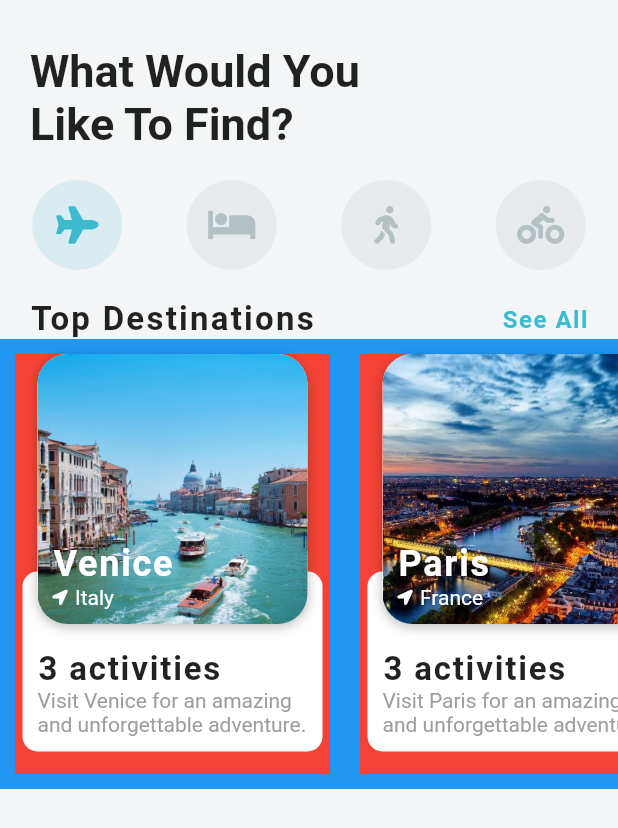
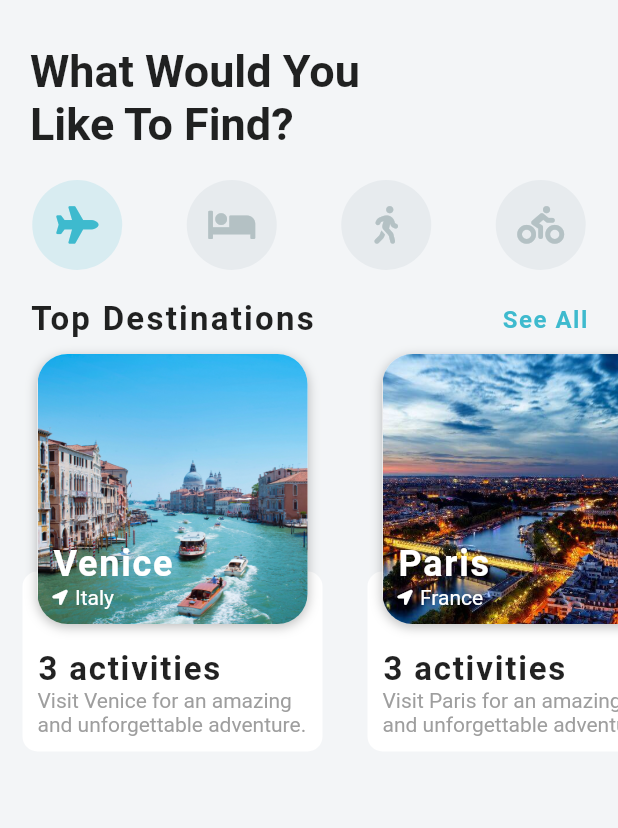
Before and after one commit to JBW7/flutter-apps, a Flutter app: the screen it shows after launch, on a phone screen of 412 x 824 dp. Shown: the top 828 px of the screen. Run offline on Flutter 3.47's test engine with Material 2 defaults, Android fonts, the phone set to English and light mode, and no system bars; our stand-ins replace flutter_spinkit, font_awesome_flutter, math_expressions; missing offline and left inert: lipsum.

Commit message:
carousel widget

```diff
--- a/travel_app/lib/widgets/destination_carousel.dart
+++ b/travel_app/lib/widgets/destination_carousel.dart
@@ -46,7 +46,6 @@ class DestinationCarousel extends StatelessWidget {
                 // the carousel itself
                 Container( // container to house the carousel
                   height: 300.0,
-                  color: Colors.blue,
                   child: ListView.builder( // displays carousel in a list view and allowing user to scroll through the list
                     scrollDirection: Axis.horizontal, // change scroll direction from vertical to horizontal
                     itemCount: destinations.length, // number of items based on number of destinations in destination_model.dart
@@ -55,7 +54,6 @@ class DestinationCarousel extends StatelessWidget {
                       return Container( // container to host containers for each container destination
                         margin: EdgeInsets.all(10.0),
                         width: 210.0,
-                        color: Colors.red,
                         child: Stack( // stacking allows widgets to be positioned on top of each other
                           alignment: Alignment.topCenter, // so that widget is in the center of the container
                           children: <Widget>[
```
